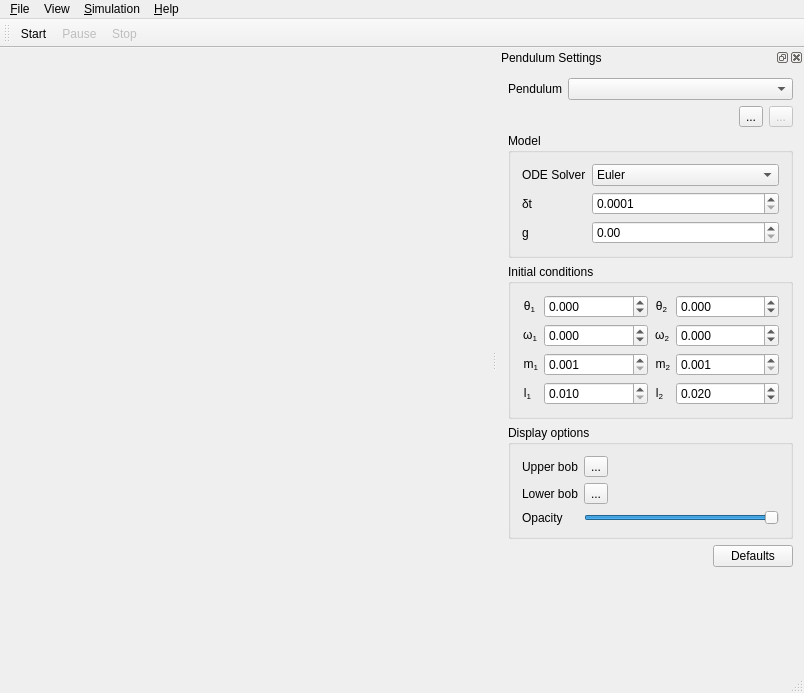
The window that src/mainwindow.ui (FreddieWitherden/double-pendulum) describes before a commit, drawn with Qt 5.
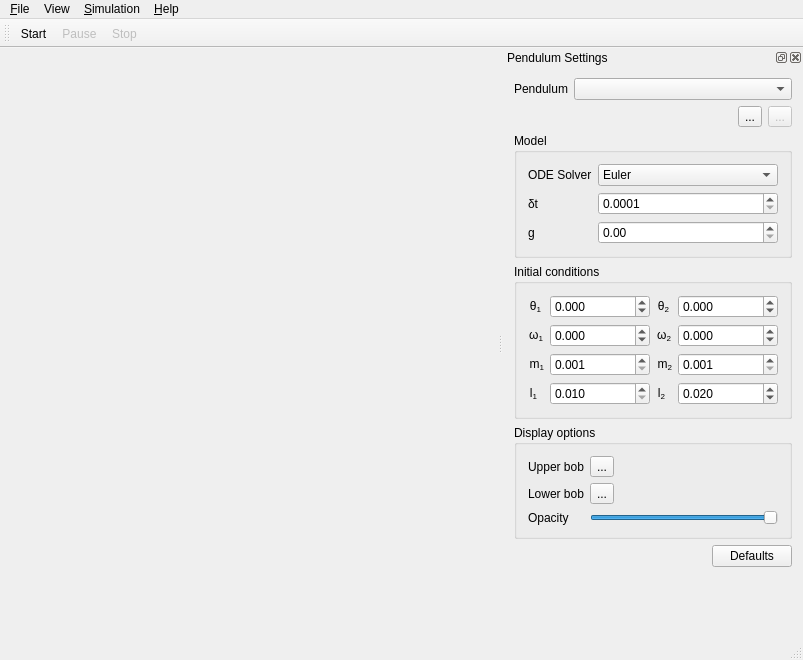
The same window after the commit. Icons and pictures are not drawn. Custom widgets are drawn as their Qt base class.

Commit message:
Update the .ui file by running it through Qt Designer 4.5.0.
This fixes a bug which caused the minimum window size to be larger that
necessary.

The edit to the form file:
```diff
--- a/src/mainwindow.ui
+++ b/src/mainwindow.ui
@@ -1,12 +1,12 @@
 <ui version="4.0" >
  <class>MainWindowClass</class>
- <widget class="QMainWindow" name="MainWindowClass" >
-  <property name="geometry" >
+ <widget class="QMainWindow" name="MainWindowClass">
+  <property name="geometry">
    <rect>
     <x>0</x>
     <y>0</y>
-    <width>804</width>
-    <height>693</height>
+    <width>803</width>
+    <height>660</height>
    </rect>
   </property>
   <property name="sizePolicy" >
@@ -56,44 +56,44 @@
     </item>
    </layout>
   </widget>
-  <widget class="QMenuBar" name="menuBar" >
-   <property name="geometry" >
+  <widget class="QMenuBar" name="menuBar">
+   <property name="geometry">
     <rect>
      <x>0</x>
      <y>0</y>
-     <width>804</width>
-     <height>28</height>
+     <width>803</width>
+     <height>26</height>
     </rect>
    </property>
-   <widget class="QMenu" name="menuFile" >
-    <property name="title" >
+   <widget class="QMenu" name="menuFile">
+    <property name="title">
      <string>&amp;File</string>
     </property>
     <addaction name="actionExit" />
    </widget>
-   <widget class="QMenu" name="menuHelp" >
-    <property name="title" >
+   <widget class="QMenu" name="menuHelp">
+    <property name="title">
      <string>&amp;Help</string>
     </property>
     <addaction name="actionAbout" />
    </widget>
-   <widget class="QMenu" name="menuSimulation" >
-    <property name="title" >
+   <widget class="QMenu" name="menuSimulation">
+    <property name="title">
      <string>&amp;Simulation</string>
     </property>
     <addaction name="actionStart" />
     <addaction name="actionPause" />
     <addaction name="actionStop" />
    </widget>
-   <widget class="QMenu" name="menuView" >
-    <property name="title" >
+   <widget class="QMenu" name="menuView">
+    <property name="title">
      <string>View</string>
     </property>
    </widget>
-   <addaction name="menuFile" />
-   <addaction name="menuView" />
-   <addaction name="menuSimulation" />
-   <addaction name="menuHelp" />
+   <addaction name="menuFile"/>
+   <addaction name="menuView"/>
+   <addaction name="menuSimulation"/>
+   <addaction name="menuHelp"/>
   </widget>
   <widget class="QToolBar" name="mainToolBar" >
    <property name="enabled" >
@@ -105,9 +105,9 @@
    <attribute name="toolBarBreak" >
     <bool>false</bool>
    </attribute>
-   <addaction name="actionStart" />
-   <addaction name="actionPause" />
-   <addaction name="actionStop" />
+   <addaction name="actionStart"/>
+   <addaction name="actionPause"/>
+   <addaction name="actionStop"/>
   </widget>
   <widget class="QStatusBar" name="statusBar" />
   <widget class="QDockWidget" name="dockWidget_model" >
@@ -117,10 +117,10 @@
      <verstretch>0</verstretch>
     </sizepolicy>
    </property>
-   <property name="minimumSize" >
+   <property name="minimumSize">
     <size>
-     <width>307</width>
-     <height>617</height>
+     <width>300</width>
+     <height>0</height>
     </size>
    </property>
    <property name="maximumSize" >
@@ -716,7 +716,7 @@
    </property>
   </action>
  </widget>
- <layoutdefault spacing="6" margin="11" />
+ <layoutdefault spacing="6" margin="11"/>
  <customwidgets>
   <customwidget>
    <class>DoublePendulumWidget</class>
```
Left out of the diff: 511 changed lines with no effect on the pictures.
